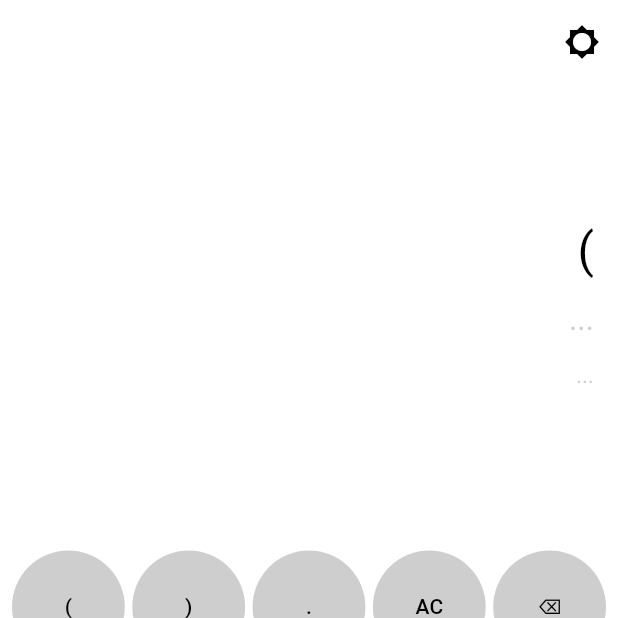
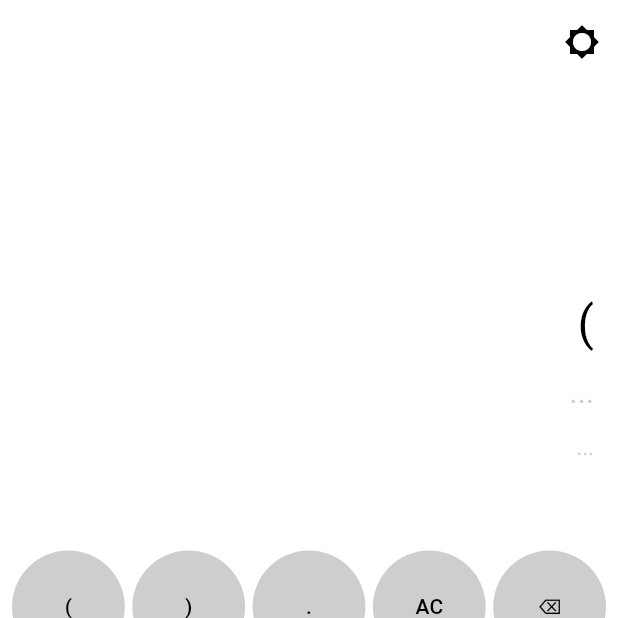
Before and after one commit to robinskaba/hex-calculator, a Flutter app: the screen it shows after launch, after a tap on an icon or button, on a phone screen of 412 x 824 dp, the top half of it. Run offline on Flutter 3.47's test engine with Material 3 defaults, Android fonts, the phone set to English and light mode, and no system bars; our stand-ins replace bloc, bloc_concurrency, flutter_bloc, fluttertoast, shared_preferences.

Commit message:
scaling expression font size to fit

```diff
--- a/lib/view/calculator_view.dart
+++ b/lib/view/calculator_view.dart
@@ -74,27 +74,36 @@ class _CalculatorViewState extends State<CalculatorView> {
                     child: Padding(
                       padding: const EdgeInsets.all(8.0),
                       child: Column(
+                        mainAxisAlignment: MainAxisAlignment.center,
                         crossAxisAlignment: CrossAxisAlignment.end,
+                        spacing: 12,
                         children: [
-                          Text(
+                          FittedBox(
+                            fit: BoxFit.fitWidth,
+                            child: Text(
                               expression,
                               maxLines: 1,
                               textAlign: TextAlign.right,
                               style: Theme.of(context).textTheme.headlineLarge,
                             ),
-                          SizedBox(height: 12),
-                          Text(
+                          ),
+                          FittedBox(
+                            fit: BoxFit.fitWidth,
+                            child: Text(
                               state.solution?.base16 ?? "...",
                               maxLines: 1,
                               textAlign: TextAlign.right,
                               style: TextStyle(color: Theme.of(context).colorScheme.secondary, fontSize: 20),
                             ),
-                          SizedBox(height: 12),
-                          Text(
+                          ),
+                          FittedBox(
+                            fit: BoxFit.fitWidth,
+                            child: Text(
                               state.solution?.base10 ?? "...",
                               maxLines: 1,
                               textAlign: TextAlign.right,
                               style: TextStyle(color: Theme.of(context).colorScheme.secondary, fontSize: 14),
+                            ),
                           ),
                         ],
                       ),
```
Lines whose indentation alone changed are shown as unchanged.
